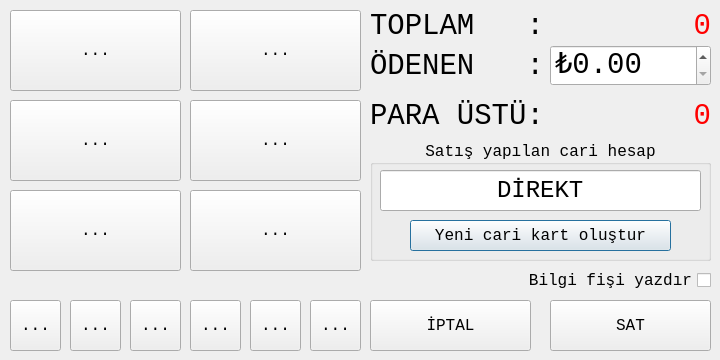
Above: satisyapform.ui from mamoo81/bhss before the change. Below: the same form after it.
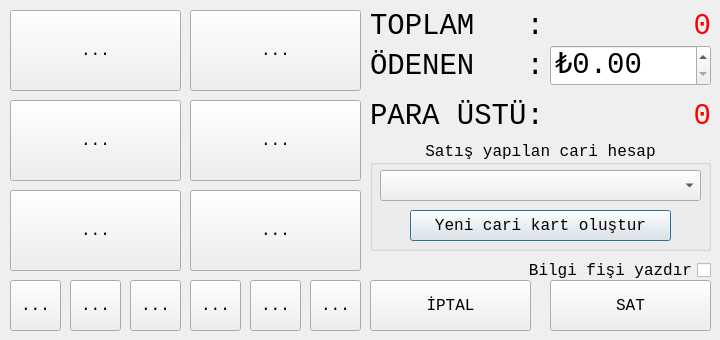
That is the form after the change. Icons and pictures are not drawn.

Patch:
```diff
--- a/satisyapform.ui
+++ b/satisyapform.ui
@@ -7,19 +7,19 @@
     <x>0</x>
     <y>0</y>
     <width>720</width>
-    <height>360</height>
+    <height>340</height>
    </rect>
   </property>
   <property name="minimumSize">
    <size>
     <width>720</width>
-    <height>360</height>
+    <height>340</height>
    </size>
   </property>
   <property name="maximumSize">
    <size>
     <width>720</width>
-    <height>360</height>
+    <height>340</height>
    </size>
   </property>
   <property name="font">
@@ -151,7 +151,7 @@
      <x>370</x>
      <y>140</y>
      <width>341</width>
-     <height>121</height>
+     <height>111</height>
     </rect>
    </property>
    <property name="title">
@@ -160,33 +160,11 @@
    <property name="alignment">
     <set>Qt::AlignCenter</set>
    </property>
-   <widget class="QLineEdit" name="CariLineEdit">
-    <property name="geometry">
-     <rect>
-      <x>10</x>
-      <y>30</y>
-      <width>321</width>
-      <height>41</height>
-     </rect>
-    </property>
-    <property name="font">
-     <font>
-      <family>Monospace</family>
-      <pointsize>18</pointsize>
-     </font>
-    </property>
-    <property name="text">
-     <string>DİREKT</string>
-    </property>
-    <property name="alignment">
-     <set>Qt::AlignCenter</set>
-    </property>
-   </widget>
    <widget class="QPushButton" name="pushButton_3">
     <property name="geometry">
      <rect>
       <x>40</x>
-      <y>80</y>
+      <y>70</y>
       <width>261</width>
       <height>31</height>
      </rect>
@@ -205,12 +183,28 @@
      </size>
     </property>
    </widget>
+   <widget class="QComboBox" name="caricomboBox">
+    <property name="geometry">
+     <rect>
+      <x>10</x>
+      <y>30</y>
+      <width>321</width>
+      <height>31</height>
+     </rect>
+    </property>
+    <property name="font">
+     <font>
+      <family>Monospace</family>
+      <pointsize>16</pointsize>
+     </font>
+    </property>
+   </widget>
   </widget>
   <widget class="QPushButton" name="iptalBtn">
    <property name="geometry">
     <rect>
      <x>370</x>
-     <y>300</y>
+     <y>280</y>
      <width>161</width>
      <height>51</height>
     </rect>
@@ -233,7 +227,7 @@
    <property name="geometry">
     <rect>
      <x>550</x>
-     <y>300</y>
+     <y>280</y>
      <width>161</width>
      <height>51</height>
     </rect>
@@ -281,7 +275,7 @@
    <property name="geometry">
     <rect>
      <x>520</x>
-     <y>270</y>
+     <y>260</y>
      <width>191</width>
      <height>21</height>
     </rect>
@@ -435,7 +429,7 @@
    <property name="geometry">
     <rect>
      <x>10</x>
-     <y>300</y>
+     <y>280</y>
      <width>51</width>
      <height>51</height>
     </rect>
@@ -458,7 +452,7 @@
    <property name="geometry">
     <rect>
      <x>70</x>
-     <y>300</y>
+     <y>280</y>
      <width>51</width>
      <height>51</height>
     </rect>
@@ -481,7 +475,7 @@
    <property name="geometry">
     <rect>
      <x>130</x>
-     <y>300</y>
+     <y>280</y>
      <width>51</width>
      <height>51</height>
     </rect>
@@ -504,7 +498,7 @@
    <property name="geometry">
     <rect>
      <x>190</x>
-     <y>300</y>
+     <y>280</y>
      <width>51</width>
      <height>51</height>
     </rect>
@@ -527,7 +521,7 @@
    <property name="geometry">
     <rect>
      <x>250</x>
-     <y>300</y>
+     <y>280</y>
      <width>51</width>
      <height>51</height>
     </rect>
@@ -550,7 +544,7 @@
    <property name="geometry">
     <rect>
      <x>310</x>
-     <y>300</y>
+     <y>280</y>
      <width>51</width>
      <height>51</height>
     </rect>
```
Left out of the diff: 16 changed lines with no effect on the pictures.
